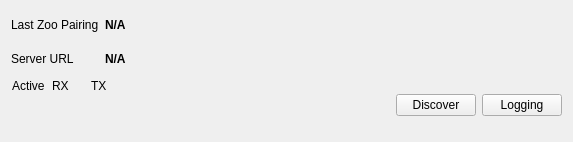
Above: integration/v2/src/libs/libdebug/widgets/debug/ui/DiscoveryClientDebugWidget.ui from mrdeveloperdude/OctoMY before the change. Below: the same form after it.
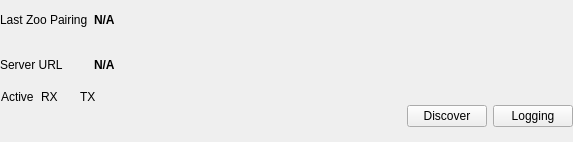
That is the form after the change. Custom widgets are drawn as their Qt base class.

Patch:
```diff
--- a/integration/v2/src/libs/libdebug/widgets/debug/ui/DiscoveryClientDebugWidget.ui
+++ b/integration/v2/src/libs/libdebug/widgets/debug/ui/DiscoveryClientDebugWidget.ui
@@ -14,6 +14,18 @@
    <string>Form</string>
   </property>
   <layout class="QGridLayout" name="gridLayout_2">
+   <property name="leftMargin">
+    <number>0</number>
+   </property>
+   <property name="topMargin">
+    <number>0</number>
+   </property>
+   <property name="rightMargin">
+    <number>0</number>
+   </property>
+   <property name="bottomMargin">
+    <number>0</number>
+   </property>
    <item row="0" column="0">
     <layout class="QGridLayout" name="gridLayout">
      <item row="0" column="0">
```
